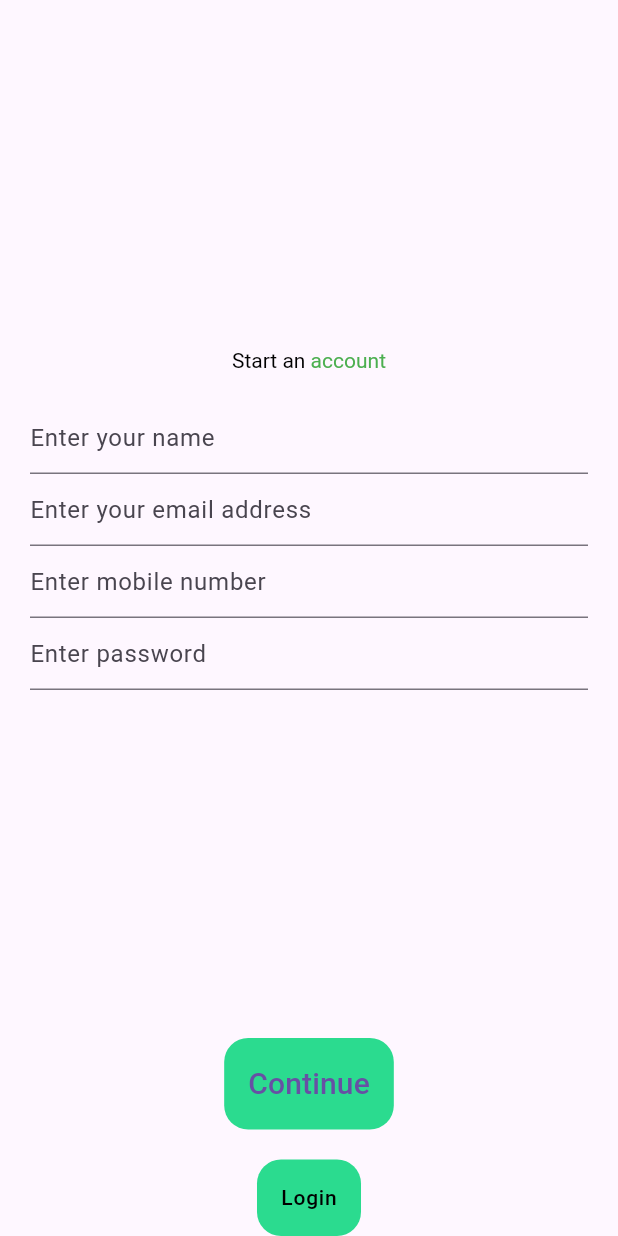
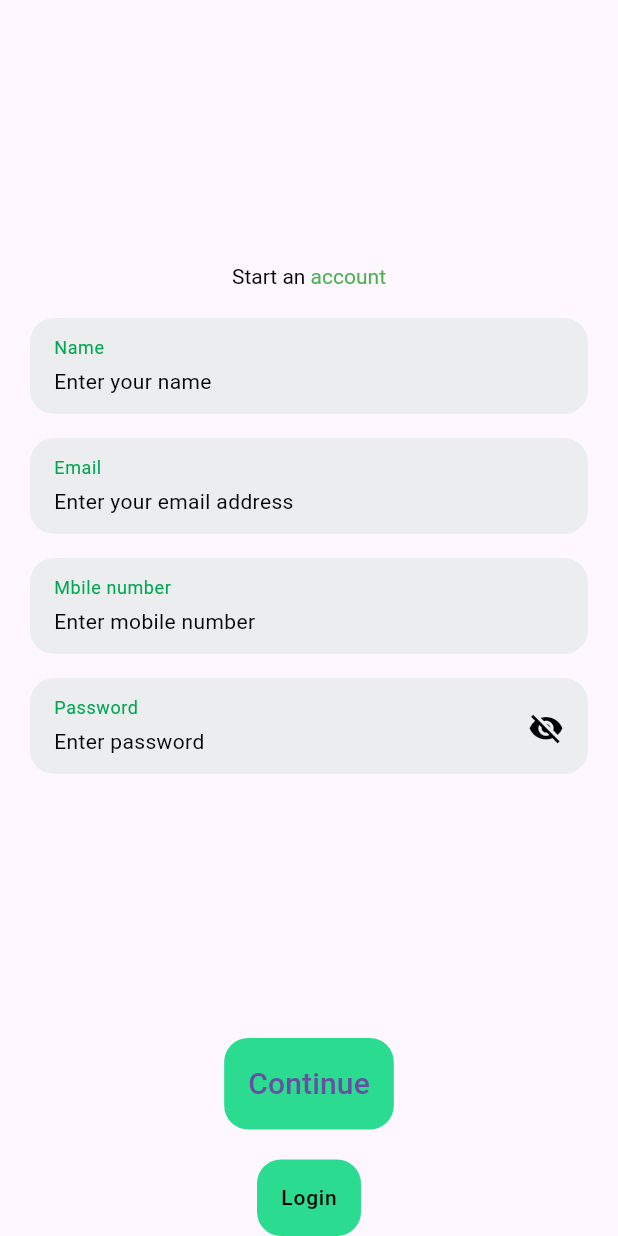
Before and after one commit to bjgeronimo-maya/cadetbank, a Flutter app: the RegistrationScreen screen opened by its route, on a phone screen of 412 x 824 dp. Run offline on Flutter 3.47's test engine with Material 3 defaults, Android fonts, the phone set to English and light mode, and no system bars; our stand-ins replace dio, equatable, flutter_bloc, freezed_annotation, get_it, lottie and 1 more.

Commit message:
refactor: registration cubit

```diff
--- a/lib/core/navigation/router.dart
+++ b/lib/core/navigation/router.dart
@@ -1,6 +1,7 @@
 import 'package:cadetbank/core/navigation/routes.dart';
 import 'package:cadetbank/presentation/screens/initial/initial_screen.dart';
 import 'package:cadetbank/presentation/screens/login/cubits/login_form/login_form_cubit.dart';
+import 'package:cadetbank/presentation/screens/registration/cubits/registration_form_cubit.dart';
 import 'package:cadetbank/presentation/screens/login/login_screen.dart';
 import 'package:cadetbank/presentation/screens/home/home_screen.dart';
 import 'package:cadetbank/presentation/screens/registration/registration_screen.dart';
@@ -15,7 +16,7 @@ class AppRouter {
       case Routes.login:
         return AppTransition.slide(child: buildLoginScreen());
       case Routes.registration:
-        return AppTransition.slide(child: const RegistrationScreen());
+        return AppTransition.slide(child: buildRegistrationScreen());
       case Routes.home:
         return AppTransition.slide(child: const HomeScreen());
       default:
@@ -30,6 +31,11 @@ class AppRouter {
           ),
         ],
         child: const LoginScreen(),
+      );
+
+  static Widget buildRegistrationScreen() => BlocProvider(
+        create: (_) => RegistrationFormCubit(),
+        child: const RegistrationScreen(),
       );
 }
 
--- a/lib/core/res/values/strings.dart
+++ b/lib/core/res/values/strings.dart
@@ -1,24 +1,28 @@
-
 class Strings {
   const Strings._();
 
   // E
+  static const String email = "Email";
   static const String emailHint = "Enter your email address";
 
   // G
-  static const String genericErrorMessage = 'Something went wrong, please try again later';
+  static const String genericErrorMessage =
+      'Something went wrong, please try again later';
 
   // K
   static const String kContinue = "Continue";
 
   // L
-  static const String loadingMessage = "Please wait while we process your request";
+  static const String loadingMessage =
+      "Please wait while we process your request";
   static const String login = "Login";
 
   // M
+  static const String mobileNumber = "Mbile number";
   static const String mobileNumberHint = "Enter mobile number";
 
   // N
+  static const String name = "Name";
   static const String nameHint = "Enter your name";
 
   // P
--- /dev/null
+++ b/lib/presentation/screens/registration/cubits/registration_form_cubit.dart
@@ -0,0 +1,22 @@
+import 'package:cadetbank/presentation/screens/registration/cubits/registration_form_state.dart';
+import 'package:flutter_bloc/flutter_bloc.dart';
+
+class RegistrationFormCubit extends Cubit<RegistrationFormState> {
+  RegistrationFormCubit() : super(const RegistrationFormState());
+
+  void nameChanged(String name) {
+    emit(state.copyWith(name: name));
+  }
+
+  void emailChanged(String email) {
+    emit(state.copyWith(email: email));
+  }
+
+  void mobileNumberChanged(String mobileNumber) {
+    emit(state.copyWith(mobileNumber: mobileNumber));
+  }
+
+  void passwordChanged(String password) {
+    emit(state.copyWith(password: password));
+  }
+}
--- /dev/null
+++ b/lib/presentation/screens/registration/cubits/registration_form_state.dart
@@ -0,0 +1,13 @@
+import 'package:freezed_annotation/freezed_annotation.dart';
+
+part 'registration_form_state.freezed.dart';
+
+@freezed
+class RegistrationFormState with _$RegistrationFormState {
+  const factory RegistrationFormState({
+    @Default('') String name,
+    @Default('') String email,
+    @Default('') String mobileNumber,
+    @Default('') String password,
+  }) = _RegistrationFormState;
+}
--- a/lib/presentation/screens/registration/widgets/registration_form.dart
+++ b/lib/presentation/screens/registration/widgets/registration_form.dart
@@ -1,30 +1,47 @@
+import 'package:cadetbank/core/res/values/dimens.dart';
 import 'package:cadetbank/core/res/values/strings.dart';
+import 'package:cadetbank/presentation/screens/registration/cubits/registration_form_cubit.dart';
+import 'package:cadetbank/presentation/widgets/input_field.dart';
 import 'package:flutter/material.dart';
+import 'package:flutter_bloc/flutter_bloc.dart';
 
 class RegistrationForm extends StatelessWidget {
   const RegistrationForm({super.key});
 
   @override
-  Widget build(BuildContext context) => const Column(
+  Widget build(BuildContext context) => Column(
         children: [
-      TextField(
+          InputField(
+            label: Strings.name,
+            hint: Strings.nameHint,
             keyboardType: TextInputType.name,
-        decoration: InputDecoration(hintText: Strings.nameHint),
+            onChanged: (value) =>
+                context.read<RegistrationFormCubit>().nameChanged(value),
           ),
-
-      TextField(
+          const SizedBox(height: Dimens.s16),
+          InputField(
+            label: Strings.email,
+            hint: Strings.emailHint,
             keyboardType: TextInputType.emailAddress,
-        decoration: InputDecoration(hintText: Strings.emailHint),
+            onChanged: (value) =>
+                context.read<RegistrationFormCubit>().emailChanged(value),
           ),
-
-      TextField(
+          const SizedBox(height: Dimens.s16),
+          InputField(
+            label: Strings.mobileNumber,
+            hint: Strings.mobileNumberHint,
             keyboardType: TextInputType.number,
-        decoration: InputDecoration(hintText: Strings.mobileNumberHint),
+            onChanged: (value) => context
+                .read<RegistrationFormCubit>()
+                .mobileNumberChanged(value),
           ),
-
-      TextField(
+          const SizedBox(height: Dimens.s16),
+          InputField(
+            label: Strings.password,
+            hint: Strings.passwordHint,
             keyboardType: TextInputType.visiblePassword,
-        decoration: InputDecoration(hintText: Strings.passwordHint),
+            onChanged: (value) =>
+                context.read<RegistrationFormCubit>().passwordChanged(value),
           ),
         ],
       );
```
Also changed, not shown: lib/presentation/screens/registration/cubits/registration_form_state.freezed.dart (added). Lines whose indentation alone changed are shown as unchanged.
